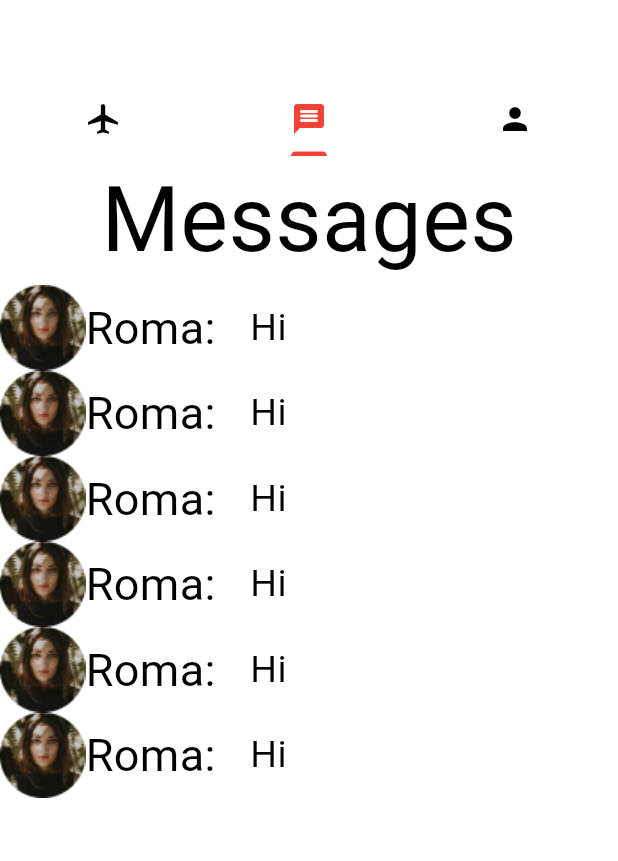
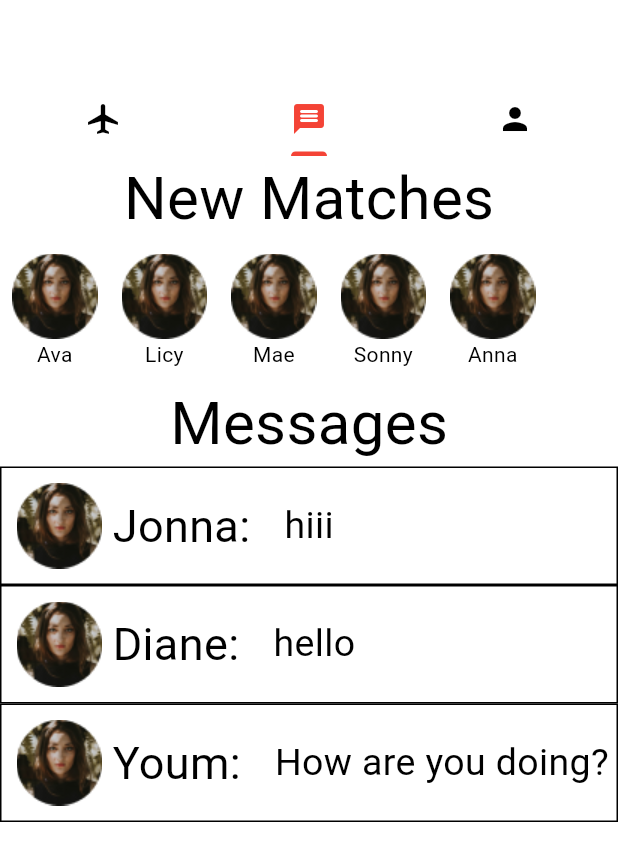
Before and after one commit to RyanSchmit/Mile-High-Matches, a Flutter app: the screen it shows once a user with an empty profile is signed in, tab 2 chosen, on a phone screen of 412 x 824 dp. Shown: the top 861 px of the screen. Run offline on Flutter 3.47's test engine with Material 3 defaults, Android fonts, the phone set to English and light mode, and no system bars; our stand-ins replace cloud_firestore, firebase_auth, firebase_core, swipe_cards; accounts and stored records are empty; network calls fail.

Commit message:
Improved messages ui and added new matches part of the ui

```diff
--- a/lib/main.dart
+++ b/lib/main.dart
@@ -32,7 +32,7 @@ class Myapp extends StatelessWidget {
                 stream: FirebaseAuth.instance.authStateChanges(),
                 builder: (context, snapshot) {
                   if (snapshot.hasData) {
-                    return const Views();
+                    return Views();
                   } else {
                     return const AuthPage();
                   }
@@ -54,7 +54,7 @@ class Views extends StatelessWidget {
           Tab(icon: Icon(Icons.person))
         ]),
       ),
-      body: const TabBarView(
+      body: TabBarView(
         children: [
           DiscoverPage(),
           MessagesPage(),
--- a/lib/pages/messages.dart
+++ b/lib/pages/messages.dart
@@ -1,32 +1,75 @@
 import 'package:flutter/material.dart';
 
-class MessagesPage extends StatelessWidget {
+class MessagesPage extends StatefulWidget {
   const MessagesPage({super.key});
 
   @override
+  _MessagesPageState createState() => _MessagesPageState();
+}
+
+class _MessagesPageState extends State<MessagesPage> {
+  @override
   Widget build(BuildContext context) {
-    return const Center(
-        child: Column(children: [
-          Text("Messages", style: TextStyle(fontSize: 60)),
-          MessageRow(),
-          MessageRow(),
-          MessageRow(),
-          MessageRow(),
-          MessageRow(),
-          MessageRow()
-    ]));
+    // Make infinite scroll possible
+    return Column(
+      children: [
+        Text("New Matches", style: TextStyle(fontSize: 40)),
+        Row(children: [
+          NewMatch(name: "Ava"),
+          NewMatch(name: "Licy"),
+          NewMatch(name: "Mae"),
+          NewMatch(name: "Sonny"),
+          NewMatch(name: "Anna"),
+        ],),
+        Text("Messages", style: TextStyle(fontSize: 40)),
+        MessageRow(name: 'Jonna', messageBody: 'hiii'),
+        MessageRow(name: 'Diane', messageBody: 'hello'),
+        MessageRow(name: 'Youm', messageBody: 'How are you doing?'),
+      ],
+    );
   }
 }
 
 class MessageRow extends StatelessWidget {
-  const MessageRow({super.key});
+  final String name;
+  final String messageBody;
+  const MessageRow({super.key, required this.name, required this.messageBody});
+
+  @override
+  Widget build(BuildContext context) {
+    return GestureDetector(
+      onTap: () => print("Message Clicked on " + name),
+      child: Container(
+        decoration: BoxDecoration(border: Border.all(color: Colors.black)),
+        child: Padding(
+          padding: const EdgeInsets.all(10.0),
+          child: (Row(
+            children: [
+              Image.asset('assets/images/match.png'),
+              Padding(
+                  padding: EdgeInsets.only(right: 15.0, left: 7.0),
+                  child: Text(name + ": ", style: TextStyle(fontSize: 30))),
+              Text(messageBody, style: TextStyle(fontSize: 25))
+            ],
+          )),
+        ),
+      ),
+    );
+  }
+}
+
+class NewMatch extends StatelessWidget {
+  final String name;
+  const NewMatch({super.key, required this.name});
 
 
   @override
   Widget build(BuildContext context) {
-    return Row(children: [
-      Image.asset('assets/images/match.png'),
-      const Text("Roma:   ", style: TextStyle(fontSize: 30)),
-      const Text("Hi", style: TextStyle(fontSize: 25))]);
+    return Padding(
+      padding: const EdgeInsets.all(8.0),
+      child: Column(
+        children: [Image.asset('assets/images/match.png'), Text(name)],
+      ),
+    );
   }
 }
```
Also changed, not shown: lib/pages/login.dart (+6 -5 lines).
